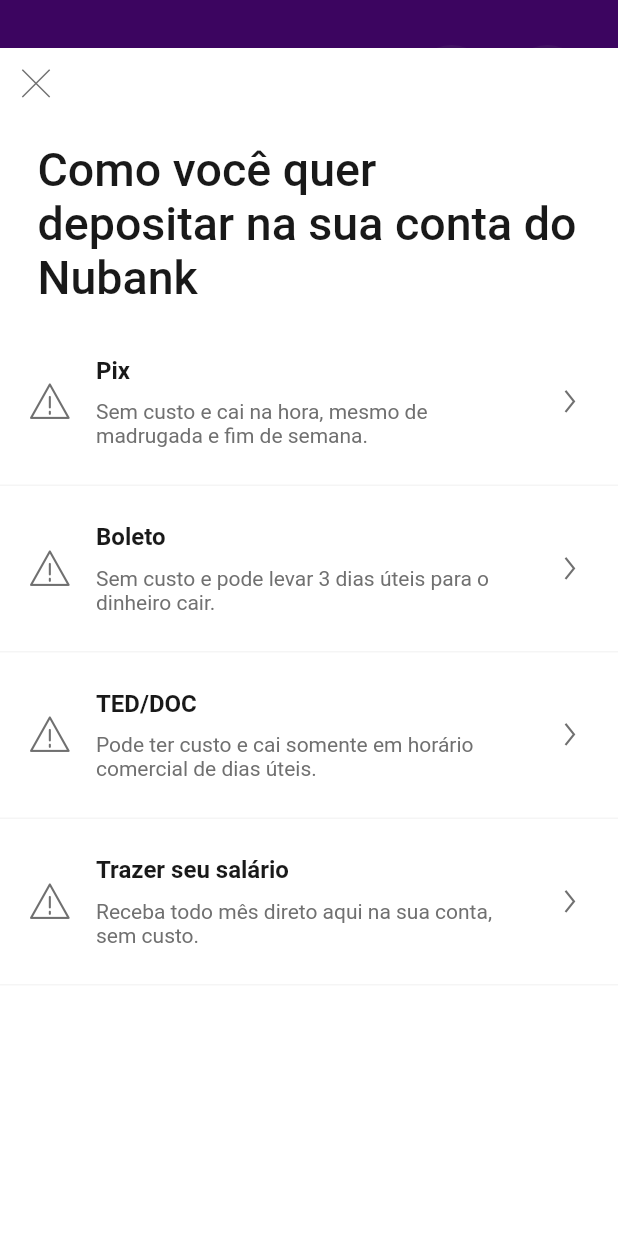
After one commit to ricardodalarme/Nubank-Clone, a Flutter app: the screen it shows after launch, after a tap on "Depositar", on a phone screen of 412 x 824 dp. The commit adds this screen. Run offline on Flutter 3.47's test engine with Material 2 defaults, Android fonts, the phone set to English and light mode, and no system bars.

Commit message:
Tela de depósito

```diff
--- /dev/null
+++ b/lib/ui/screens/deposit/components/deposit_menu.dart
@@ -0,0 +1,67 @@
+import 'package:flutter/material.dart';
+import 'package:nubank_clone/ui/theme/colors.dart';
+import 'package:nubank_clone/ui/theme/icons.dart';
+
+class DepositMenu extends StatelessWidget {
+  final String title;
+  final String subTitle;
+  final IconData icon;
+  final Function()? onTap;
+
+  const DepositMenu(this.title, this.subTitle, this.icon, {this.onTap});
+
+  @override
+  Widget build(BuildContext context) {
+    return GestureDetector(
+      onTap: () {},
+      child: Column(
+        children: [
+          Container(
+            margin: EdgeInsets.symmetric(vertical: 15),
+            padding: EdgeInsets.symmetric(horizontal: 20),
+            height: 80,
+            child: Row(
+              mainAxisAlignment: MainAxisAlignment.spaceBetween,
+              children: [
+                Row(
+                  children: <Widget>[
+                    Icon(icon, color: kSecondaryTextColor),
+                    SizedBox(width: 20),
+                    Container(
+                      width: MediaQuery.of(context).size.width - 125,
+                      child: Column(
+                        crossAxisAlignment: CrossAxisAlignment.start,
+                        mainAxisAlignment: MainAxisAlignment.center,
+                        children: <Widget>[
+                          Text(
+                            title,
+                            style: TextStyle(
+                                color: kTextColor,
+                                fontSize: 16,
+                                fontWeight: FontWeight.bold),
+                          ),
+                          SizedBox(height: 10),
+                          Text(
+                            subTitle,
+                            style: TextStyle(
+                              color: kSecondaryTextColor,
+                            ),
+                          ),
+                        ],
+                      ),
+                    ),
+                  ],
+                ),
+                Icon(NuIcons.nuds_ic_chevron_right, color: kSecondaryTextColor),
+              ],
+            ),
+          ),
+          Container(
+            height: 1,
+            color: kUnviewColor,
+          )
+        ],
+      ),
+    );
+  }
+}
--- /dev/null
+++ b/lib/ui/screens/deposit/deposit_screen.dart
@@ -0,0 +1,53 @@
+import 'package:flutter/material.dart';
+import 'package:nubank_clone/core/router.dart';
+import 'package:nubank_clone/ui/screens/deposit/components/deposit_menu.dart';
+import 'package:nubank_clone/ui/theme/colors.dart';
+import 'package:nubank_clone/ui/theme/icons.dart';
+
+class DepositScreen extends StatelessWidget {
+  @override
+  Widget build(BuildContext context) {
+    return Container(
+      color: Colors.white,
+      height: MediaQuery.of(context).size.height - 32,
+      child: Column(
+        crossAxisAlignment: CrossAxisAlignment.start,
+        children: [
+          IconButton(
+              onPressed: () => MyRouter.popPage(context),
+              icon: Icon(NuIcons.close, color: kSecondaryTextColor)),
+          SizedBox(height: 10),
+          Padding(
+            padding: const EdgeInsets.symmetric(horizontal: 25, vertical: 5),
+            child: Text(
+              'Como você quer depositar na sua conta do Nubank',
+              style: TextStyle(
+                  fontSize: 31, color: kTextColor, fontWeight: FontWeight.w500),
+            ),
+          ),
+          SizedBox(height: 5),
+          DepositMenu(
+            'Pix',
+            'Sem custo e cai na hora, mesmo de madrugada e fim de semana.',
+            NuIcons.ic_error_alert_red,
+          ),
+          DepositMenu(
+            'Boleto',
+            'Sem custo e pode levar 3 dias úteis para o dinheiro cair.',
+            NuIcons.ic_error_alert_red,
+          ),
+          DepositMenu(
+            'TED/DOC',
+            'Pode ter custo e cai somente em horário comercial de dias úteis.',
+            NuIcons.ic_error_alert_red,
+          ),
+          DepositMenu(
+            'Trazer seu salário',
+            'Receba todo mês direto aqui na sua conta, sem custo.',
+            NuIcons.ic_error_alert_red,
+          ),
+        ],
+      ),
+    );
+  }
+}
--- a/lib/ui/screens/home/home_screen.dart
+++ b/lib/ui/screens/home/home_screen.dart
@@ -1,4 +1,5 @@
 import 'package:flutter/material.dart';
+import 'package:nubank_clone/ui/screens/deposit/deposit_screen.dart';
 import 'package:nubank_clone/ui/screens/home/cards/account_card.dart';
 import 'package:nubank_clone/ui/screens/home/cards/credit_card.dart';
 import 'package:nubank_clone/ui/screens/home/cards/easynvest_card.dart';
@@ -99,7 +100,15 @@ class HomeScreen extends StatelessWidget {
                   MenuButton('Transferir',
                       NuIcons.ic_savings_global_action_transfer_out),
                   MenuButton('Depositar',
-                      NuIcons.ic_savings_global_action_transfer_in),
+                      NuIcons.ic_savings_global_action_transfer_in,
+                    onTap: () {
+                      showModalBottomSheet(
+                          isScrollControlled: true,
+                          isDismissible: false,
+                          context: context,
+                          builder: (context) => DepositScreen());
+                    },
+                  ),
                   MenuButton('Empréstimos', NuIcons.nuds_ic_personal_loan),
                   MenuButton('Cartão virtual', NuIcons.ic_virtual_card),
                   MenuButton('Recarga de celular', NuIcons.ic_phone),
```
